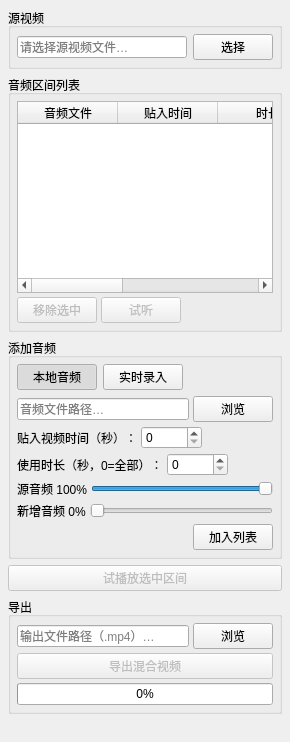
First picture: the form in src/audiomixpanel.ui, repository johnjiamzhong-project/RambosPlayer, before the edit.
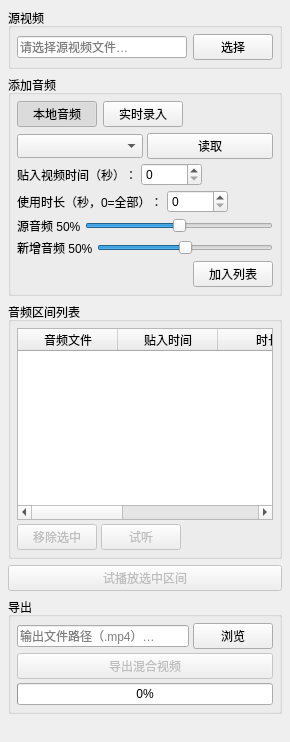
Second picture: the form after the edit.

Commit message:
fix: 修复音频混合 BGM 无声 bug（abuffersrc time_base 与流不匹配）
根本原因：MP3 流的实际 time_base 为 1/14112000，而 abuffersrc
配置错误地使用 1/sample_rate（1/44100），导致滤镜将第 2 帧 PTS
误算为 t=8.36s，atrim:end=30 仅放过约 4 帧（0.1秒）BGM，
其余全被截断，输出等同于纯源音频。

修复：在 execMixAudio 的 abuffersrc 参数中改用流的实际
time_base（srcs[idx].fmtCtx->streams[streamIdx]->time_base），
使 atrim/adelay 等时间表达式能正确解析 packet PTS。

新增 docs/BUGFIX-LOG.md #035 记录 + docs/audio-mix-architecture.html。

```diff
--- a/src/audiomixpanel.ui
+++ b/src/audiomixpanel.ui
@@ -47,87 +47,6 @@
     </widget>
    </item>
 
-   <!-- 音频区间列表 -->
-   <item>
-    <widget class="QGroupBox" name="regionsGroup">
-     <property name="title">
-      <string>音频区间列表</string>
-     </property>
-     <layout class="QVBoxLayout" name="regionsLayout">
-      <property name="margin">
-       <number>6</number>
-      </property>
-      <property name="spacing">
-       <number>4</number>
-      </property>
-      <item>
-       <widget class="QTableWidget" name="regionsTable">
-        <property name="minimumHeight">
-         <number>100</number>
-        </property>
-        <property name="selectionBehavior">
-         <enum>QAbstractItemView::SelectRows</enum>
-        </property>
-        <property name="selectionMode">
-         <enum>QAbstractItemView::SingleSelection</enum>
-        </property>
-        <property name="editTriggers">
-         <set>QAbstractItemView::NoEditTriggers</set>
-        </property>
-        <property name="alternatingRowColors">
-         <bool>true</bool>
-        </property>
-        <column>
-         <property name="text"><string>音频文件</string></property>
-        </column>
-        <column>
-         <property name="text"><string>贴入时间</string></property>
-        </column>
-        <column>
-         <property name="text"><string>时长</string></property>
-        </column>
-        <column>
-         <property name="text"><string>源音量</string></property>
-        </column>
-        <column>
-         <property name="text"><string>混音量</string></property>
-        </column>
-       </widget>
-      </item>
-      <item>
-       <layout class="QHBoxLayout">
-        <item>
-         <widget class="QPushButton" name="removeRegionBtn">
-          <property name="text">
-           <string>移除选中</string>
-          </property>
-          <property name="enabled">
-           <bool>false</bool>
-          </property>
-         </widget>
-        </item>
-        <item>
-         <widget class="QPushButton" name="listenBtn">
-          <property name="text">
-           <string>试听</string>
-          </property>
-          <property name="enabled">
-           <bool>false</bool>
-          </property>
-         </widget>
-        </item>
-        <item>
-         <spacer>
-          <property name="orientation"><enum>Qt::Horizontal</enum></property>
-          <property name="sizeHint" stdset="0"><size><width>40</width><height>20</height></size></property>
-         </spacer>
-        </item>
-       </layout>
-      </item>
-     </layout>
-    </widget>
-   </item>
-
    <!-- 添加音频 -->
    <item>
     <widget class="QGroupBox" name="addGroup">
@@ -197,16 +116,22 @@
           <item>
            <layout class="QHBoxLayout">
             <item>
-             <widget class="QLineEdit" name="audioFileEdit">
-              <property name="placeholderText">
-               <string>音频文件路径…</string>
+             <widget class="QComboBox" name="audioFileCombo">
+              <property name="maxVisibleItems">
+               <number>10</number>
+              </property>
+              <property name="sizeAdjustPolicy">
+               <enum>QComboBox::AdjustToMinimumContentsLengthWithIcon</enum>
+              </property>
+              <property name="toolTip">
+               <string>点击"读取"扫描文件夹，下拉滚轮选择音频文件</string>
               </property>
              </widget>
             </item>
             <item>
-             <widget class="QPushButton" name="browseAudioBtn">
+             <widget class="QPushButton" name="readAudioBtn">
               <property name="text">
-               <string>浏览</string>
+               <string>读取</string>
               </property>
               <property name="maximumWidth">
                <number>50</number>
@@ -264,7 +189,7 @@
            <layout class="QHBoxLayout">
             <item>
              <widget class="QLabel" name="srcVolLabel">
-              <property name="text"><string>源音频 100%</string></property>
+              <property name="text"><string>源音频 50%</string></property>
               <property name="minimumWidth"><number>85</number></property>
              </widget>
             </item>
@@ -273,7 +198,7 @@
               <property name="orientation"><enum>Qt::Horizontal</enum></property>
               <property name="minimum"><number>0</number></property>
               <property name="maximum"><number>100</number></property>
-              <property name="value"><number>100</number></property>
+              <property name="value"><number>50</number></property>
              </widget>
             </item>
            </layout>
@@ -283,7 +208,7 @@
            <layout class="QHBoxLayout">
             <item>
              <widget class="QLabel" name="mixVolLabel">
-              <property name="text"><string>新增音频 0%</string></property>
+              <property name="text"><string>新增音频 50%</string></property>
               <property name="minimumWidth"><number>85</number></property>
              </widget>
             </item>
@@ -292,7 +217,7 @@
               <property name="orientation"><enum>Qt::Horizontal</enum></property>
               <property name="minimum"><number>0</number></property>
               <property name="maximum"><number>100</number></property>
-              <property name="value"><number>0</number></property>
+              <property name="value"><number>50</number></property>
              </widget>
             </item>
            </layout>
@@ -398,6 +323,87 @@
     </widget>
    </item>
 
+   <!-- 音频区间列表 -->
+   <item>
+    <widget class="QGroupBox" name="regionsGroup">
+     <property name="title">
+      <string>音频区间列表</string>
+     </property>
+     <layout class="QVBoxLayout" name="regionsLayout">
+      <property name="margin">
+       <number>6</number>
+      </property>
+      <property name="spacing">
+       <number>4</number>
+      </property>
+      <item>
+       <widget class="QTableWidget" name="regionsTable">
+        <property name="minimumHeight">
+         <number>100</number>
+        </property>
+        <property name="selectionBehavior">
+         <enum>QAbstractItemView::SelectRows</enum>
+        </property>
+        <property name="selectionMode">
+         <enum>QAbstractItemView::SingleSelection</enum>
+        </property>
+        <property name="editTriggers">
+         <set>QAbstractItemView::NoEditTriggers</set>
+        </property>
+        <property name="alternatingRowColors">
+         <bool>true</bool>
+        </property>
+        <column>
+         <property name="text"><string>音频文件</string></property>
+        </column>
+        <column>
+         <property name="text"><string>贴入时间</string></property>
+        </column>
+        <column>
+         <property name="text"><string>时长</string></property>
+        </column>
+        <column>
+         <property name="text"><string>源音量</string></property>
+        </column>
+        <column>
+         <property name="text"><string>混音量</string></property>
+        </column>
+       </widget>
+      </item>
+      <item>
+       <layout class="QHBoxLayout">
+        <item>
+         <widget class="QPushButton" name="removeRegionBtn">
+          <property name="text">
+           <string>移除选中</string>
+          </property>
+          <property name="enabled">
+           <bool>false</bool>
+          </property>
+         </widget>
+        </item>
+        <item>
+         <widget class="QPushButton" name="listenBtn">
+          <property name="text">
+           <string>试听</string>
+          </property>
+          <property name="enabled">
+           <bool>false</bool>
+          </property>
+         </widget>
+        </item>
+        <item>
+         <spacer>
+          <property name="orientation"><enum>Qt::Horizontal</enum></property>
+          <property name="sizeHint" stdset="0"><size><width>40</width><height>20</height></size></property>
+         </spacer>
+        </item>
+       </layout>
+      </item>
+     </layout>
+    </widget>
+   </item>
+
    <!-- 试播放 -->
    <item>
     <widget class="QPushButton" name="previewBtn">
```
The commit also changes 7 other files.
